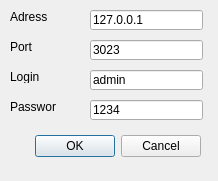
Above: client/gui/logindialog.ui from EPecherkin/diplom before the change. Below: the same form after it.
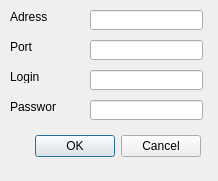
That is the form after the change.

```diff
--- a/client/gui/logindialog.ui
+++ b/client/gui/logindialog.ui
@@ -67,7 +67,7 @@
     </rect>
    </property>
    <property name="text">
-    <string>3023</string>
+    <string/>
    </property>
   </widget>
   <widget class="QLabel" name="loginL">
@@ -106,7 +106,7 @@
     </rect>
    </property>
    <property name="text">
-    <string>127.0.0.1</string>
+    <string/>
    </property>
   </widget>
   <widget class="QLabel" name="portL">
@@ -132,7 +132,7 @@
     </rect>
    </property>
    <property name="text">
-    <string>admin</string>
+    <string/>
    </property>
   </widget>
   <widget class="QLineEdit" name="passwordLE">
@@ -145,7 +145,7 @@
     </rect>
    </property>
    <property name="text">
-    <string>1234</string>
+    <string/>
    </property>
   </widget>
   <widget class="QLabel" name="statusL">
```
